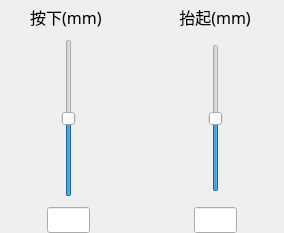
This is Module/ModuleLinear.ui in wlffeng2008/AkkoStudio as Qt 5 draws it before an edit. The edited form follows.
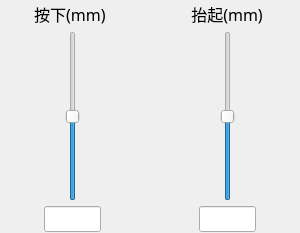
This is the edited form. Icons and pictures are not drawn.

The edit to the form file:
```diff
--- a/Module/ModuleLinear.ui
+++ b/Module/ModuleLinear.ui
@@ -6,7 +6,7 @@
    <rect>
     <x>0</x>
     <y>0</y>
-    <width>266</width>
+    <width>300</width>
     <height>233</height>
    </rect>
   </property>
@@ -16,40 +16,39 @@
   <property name="windowTitle">
    <string>Frame</string>
   </property>
-  <layout class="QVBoxLayout" name="verticalLayout_3">
-   <property name="leftMargin">
-    <number>0</number>
-   </property>
-   <property name="topMargin">
-    <number>0</number>
-   </property>
-   <property name="rightMargin">
-    <number>0</number>
-   </property>
-   <property name="bottomMargin">
-    <number>0</number>
-   </property>
-   <item>
     <layout class="QHBoxLayout" name="horizontalLayout_3">
      <property name="spacing">
       <number>10</number>
      </property>
-     <item>
+   <property name="leftMargin">
+    <number>0</number>
+   </property>
+   <property name="topMargin">
+    <number>0</number>
+   </property>
+   <property name="rightMargin">
+    <number>0</number>
+   </property>
+   <property name="bottomMargin">
+    <number>0</number>
+   </property>
+   <item alignment="Qt::AlignmentFlag::AlignLeft">
+    <widget class="QFrame" name="leftPan">
       <layout class="QVBoxLayout" name="verticalLayout" stretch="0,1,0">
        <property name="spacing">
-        <number>10</number>
+       <number>5</number>
        </property>
        <property name="leftMargin">
-        <number>5</number>
+       <number>2</number>
        </property>
        <property name="topMargin">
-        <number>5</number>
+       <number>2</number>
        </property>
        <property name="rightMargin">
-        <number>5</number>
+       <number>2</number>
        </property>
        <property name="bottomMargin">
-        <number>0</number>
+       <number>1</number>
        </property>
        <item alignment="Qt::AlignmentFlag::AlignHCenter">
         <widget class="QLabel" name="labelTitleS1">
@@ -90,7 +89,7 @@
         </widget>
        </item>
        <item>
-        <layout class="QHBoxLayout" name="horizontalLayout">
+       <layout class="QHBoxLayout" name="horizontalLayout" stretch="0,1,0">
          <property name="spacing">
           <number>2</number>
          </property>
@@ -116,12 +115,6 @@
          </item>
          <item>
           <widget class="QLineEdit" name="lineEditValue1">
-           <property name="maximumSize">
-            <size>
-             <width>60</width>
-             <height>16777215</height>
-            </size>
-           </property>
            <property name="font">
             <font>
              <family>MiSans</family>
@@ -157,23 +150,25 @@
         </layout>
        </item>
       </layout>
+    </widget>
      </item>
      <item>
+    <widget class="QFrame" name="rightPan">
       <layout class="QVBoxLayout" name="verticalLayout_2" stretch="0,1,0">
        <property name="spacing">
-        <number>15</number>
+       <number>5</number>
        </property>
        <property name="leftMargin">
-        <number>5</number>
+       <number>2</number>
        </property>
        <property name="topMargin">
-        <number>5</number>
+       <number>2</number>
        </property>
        <property name="rightMargin">
-        <number>5</number>
+       <number>2</number>
        </property>
        <property name="bottomMargin">
-        <number>0</number>
+       <number>1</number>
        </property>
        <item alignment="Qt::AlignmentFlag::AlignHCenter">
         <widget class="QLabel" name="labelTitleS2">
@@ -217,7 +212,7 @@
         </widget>
        </item>
        <item>
-        <layout class="QHBoxLayout" name="horizontalLayout_2">
+       <layout class="QHBoxLayout" name="horizontalLayout_2" stretch="0,1,0">
          <property name="spacing">
           <number>2</number>
          </property>
@@ -243,12 +238,6 @@
          </item>
          <item>
           <widget class="QLineEdit" name="lineEditValue2">
-           <property name="maximumSize">
-            <size>
-             <width>60</width>
-             <height>16777215</height>
-            </size>
-           </property>
            <property name="font">
             <font>
              <family>MiSans</family>
@@ -283,8 +272,7 @@
         </layout>
        </item>
       </layout>
-     </item>
-    </layout>
+    </widget>
    </item>
   </layout>
  </widget>
```
Left out of the diff: 6 changed lines with no effect on the pictures. Lines whose indentation alone changed are shown as unchanged.
